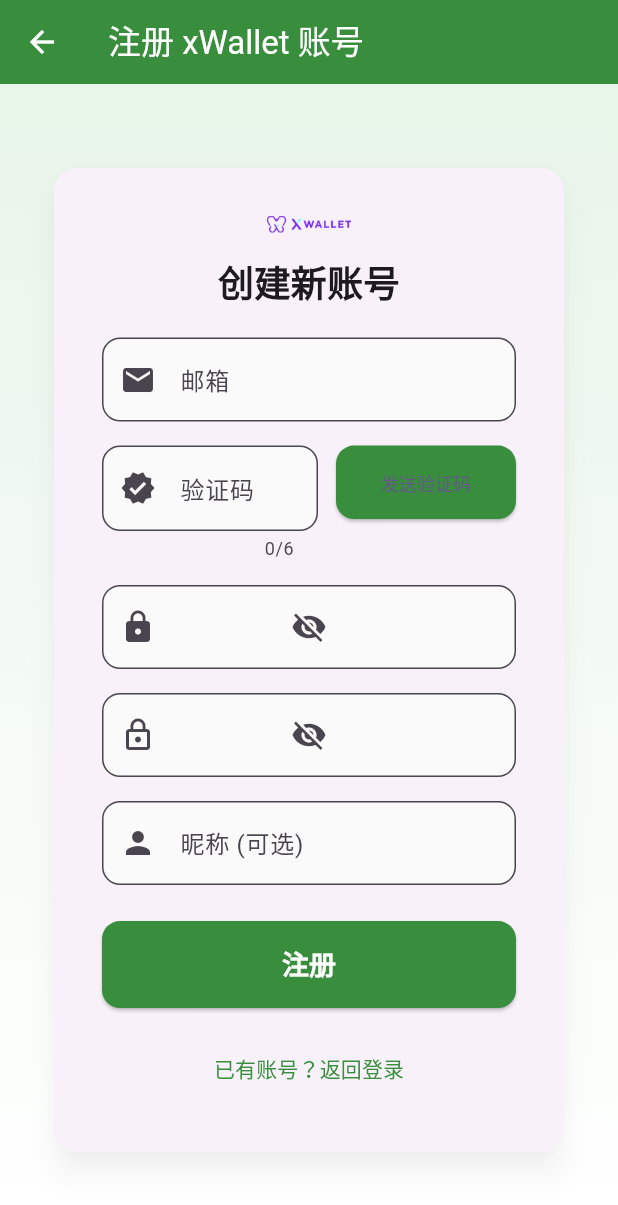
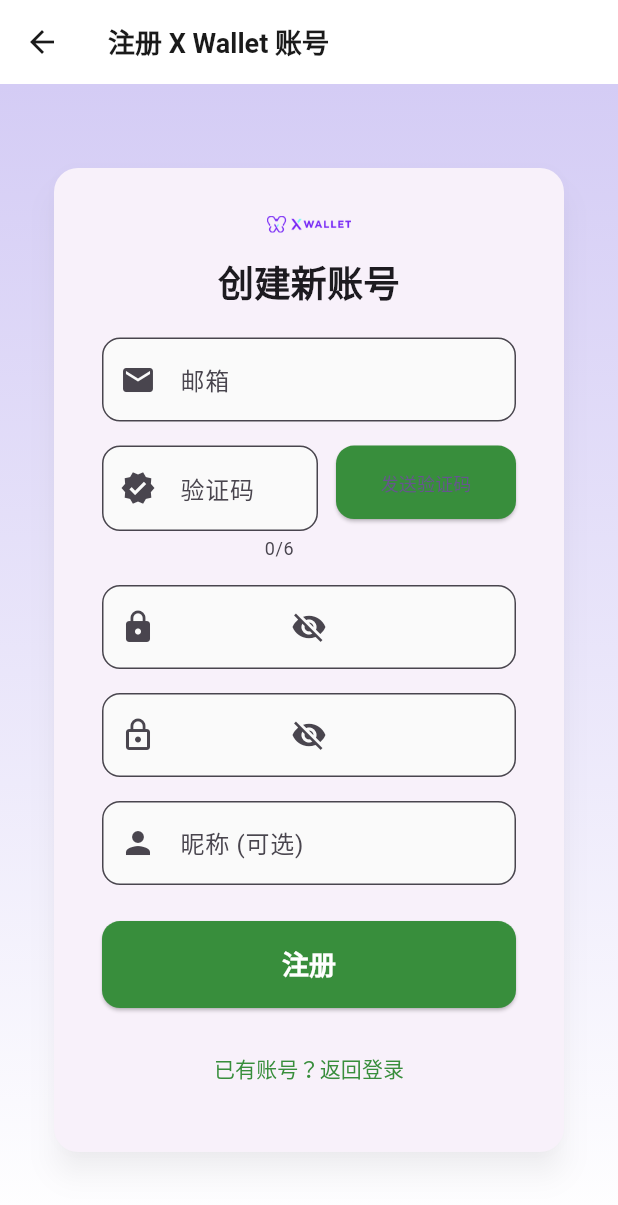
Before and after one commit to cqu903/xwallet, a Flutter app: the RegisterScreen screen opened by its route, on a phone screen of 412 x 824 dp. Shown: the top 1205 px of the screen. Run offline on Flutter 3.47's test engine with Material 3 defaults, Android fonts, the light colour scheme and no system bars; our stand-ins replace connectivity_plus, device_info_plus, package_info_plus, shared_preferences, sqflite; missing offline and left inert: mqtt_client; accounts and stored records are empty.

Commit message:
style(register): update color constants and page background to purple theme

```diff
--- a/app/lib/screens/register_screen.dart
+++ b/app/lib/screens/register_screen.dart
@@ -11,6 +11,15 @@
 import '../widgets/analytics/analytics_icon_button.dart';
 import '../widgets/analytics/analytics_text_button.dart';
 import '../widgets/x_wallet_logo.dart';
+
+// 设计稿颜色常量（与 login_screen.dart 一致）
+const Color _kBgColor = Color(0xFFD4CCF5);
+const Color _kPrimaryPurple = Color(0xFF7424F5);
+const Color _kTextPrimary = Color(0xFF1A1A1A);
+const Color _kTextSecondary = Color(0xFF666666);
+const Color _kInputBg = Color(0xFFF8F9FA);
+const Color _kDividerColor = Color(0xFFE0E0E0);
+const Color _kCardGradientEnd = Color(0xFFFAF8FF);
 
 /// 用户注册页面
 class RegisterScreen extends StatefulWidget {
@@ -137,7 +146,7 @@
     return Scaffold(
       appBar: AppBar(
         leading: AnalyticsIconButton(
-          icon: const Icon(Icons.arrow_back, color: Colors.white),
+          icon: const Icon(Icons.arrow_back, color: Color(0xFF1A1A1A)),
           tooltip: '返回登录',
           eventType: AnalyticsEventType.linkClick,
           properties: AnalyticsEventProperties.click(
@@ -152,16 +161,24 @@
             Navigator.of(context).pop();
           },
         ),
-        title: const Text('注册 xWallet 账号'),
-        backgroundColor: Colors.green.shade700,
-        foregroundColor: Colors.white,
+        title: const Text(
+          '注册 X Wallet 账号',
+          style: TextStyle(
+            color: Color(0xFF1A1A1A),
+            fontSize: 18,
+            fontWeight: FontWeight.w600,
+          ),
+        ),
+        backgroundColor: Colors.white,
+        foregroundColor: Color(0xFF1A1A1A),
+        elevation: 0,
       ),
       body: Container(
         decoration: BoxDecoration(
           gradient: LinearGradient(
             begin: Alignment.topCenter,
             end: Alignment.bottomCenter,
-            colors: [Colors.green.shade50, Colors.white],
+            colors: [_kBgColor, Colors.white],
           ),
         ),
         child: Center(
```
